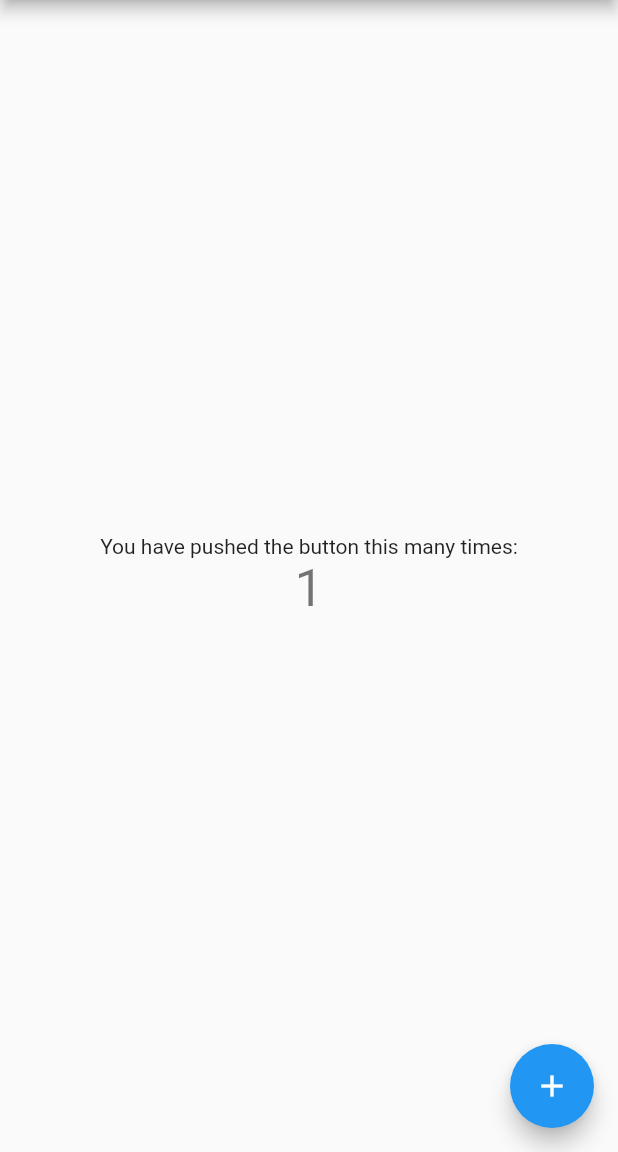
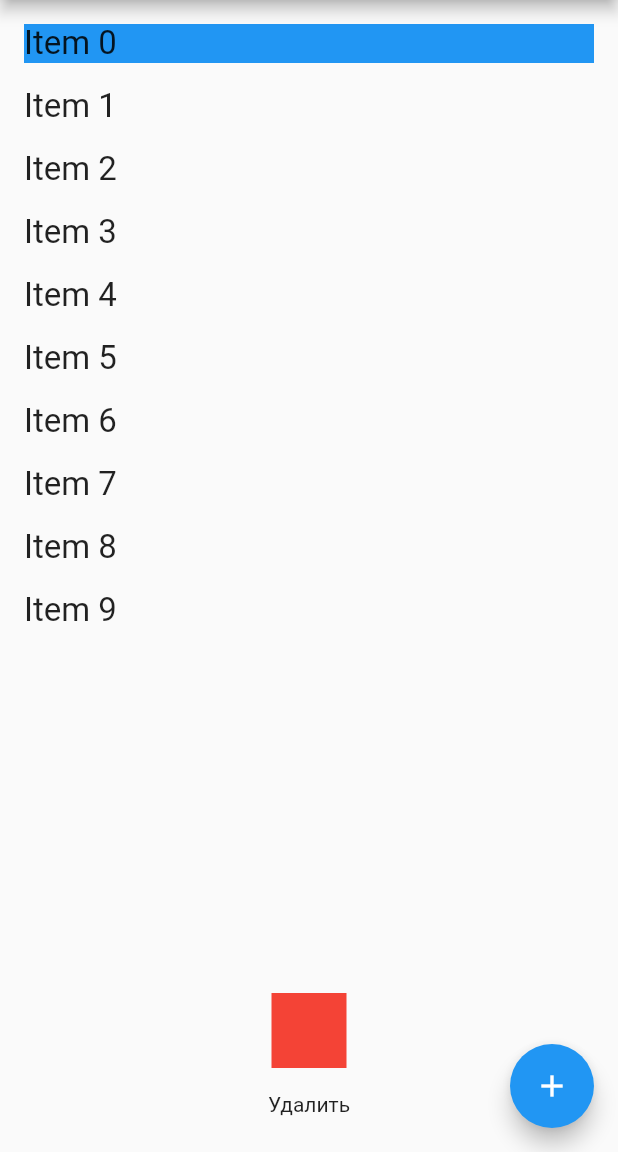
Before and after one commit to flankb/multiselect_scope, a Flutter app: the screen it shows after launch, after a tap on the "add" icon, on a phone screen of 412 x 824 dp, the part 84-1236 px from its top. Run offline on Flutter 3.47's test engine with Material 2 defaults, Android fonts, the phone set to English and light mode, and no system bars.

Commit message:
Try different approaches of multiselect

```diff
--- a/example/lib/main.dart
+++ b/example/lib/main.dart
@@ -1,4 +1,6 @@
 import 'package:flutter/material.dart';
+import 'package:multiselect_scope/multiselect.dart';
+import 'package:multiselect_scope/multiselect_scope.dart';
 
 void main() {
   runApp(MyApp());
@@ -51,6 +53,19 @@ class MyHomePage extends StatefulWidget {
 
 class _MyHomePageState extends State<MyHomePage> {
   int _counter = 0;
+  List<String> _items;
+  MultiselectController _multiselectController;
+
+  @override
+  void initState() {
+    super.initState();
+    _multiselectController = MultiselectController();
+    // _multiselectController.addListener(() {
+    //   debugPrint("Custom listener invoked!");
+    // });
+
+    _items = List.generate(10, (index) => "Item $index");
+  }
 
   void _incrementCounter() {
     setState(() {
@@ -65,6 +80,8 @@ class _MyHomePageState extends State<MyHomePage> {
 
   @override
   Widget build(BuildContext context) {
+    //ToggleButtons
+
     // This method is rerun every time setState is called, for instance as done
     // by the _incrementCounter method above.
     //
@@ -77,41 +94,116 @@ class _MyHomePageState extends State<MyHomePage> {
         // the App.build method, and use it to set our appbar title.
         title: Text(widget.title),
       ),
-      body: Center(
-        // Center is a layout widget. It takes a single child and positions it
-        // in the middle of the parent.
-        child: Column(
-          // Column is also a layout widget. It takes a list of children and
-          // arranges them vertically. By default, it sizes itself to fit its
-          // children horizontally, and tries to be as tall as its parent.
-          //
-          // Invoke "debug painting" (press "p" in the console, choose the
-          // "Toggle Debug Paint" action from the Flutter Inspector in Android
-          // Studio, or the "Toggle Debug Paint" command in Visual Studio Code)
-          // to see the wireframe for each widget.
-          //
-          // Column has various properties to control how it sizes itself and
-          // how it positions its children. Here we use mainAxisAlignment to
-          // center the children vertically; the main axis here is the vertical
-          // axis because Columns are vertical (the cross axis would be
-          // horizontal).
-          mainAxisAlignment: MainAxisAlignment.center,
-          children: <Widget>[
-            Text(
-              'You have pushed the button this many times:',
-            ),
-            Text(
-              '$_counter',
-              style: Theme.of(context).textTheme.headline4,
-            ),
-          ],
+      body: GreatMultiselect(
+        controller: _multiselectController,
+        onSelectionChanged: (indexes) {
+          debugPrint("Custom listener invoked! $indexes");
+        },
+        child: Padding(
+          padding: const EdgeInsets.all(8.0),
+          child: Column(
+            mainAxisAlignment: MainAxisAlignment.start,
+            children: <Widget>[
+              Expanded(
+                child: Builder(builder: (context) {
+                  return ListView.builder(
+                      itemCount: _items.length,
+                      itemBuilder: (context, index) {
+                        final controller = GreatMultiselect.of(
+                            context); //MultiselectScope.of(context);
+
+                        final itemIsSelected =
+                            controller.indexIsSelected(index);
+
+                        return InkWell(
+                          onTap: () {
+                            debugPrint("Item is selected: $itemIsSelected");
+
+                            if (itemIsSelected) {
+                              controller.unselectItem(index);
+                            } else {
+                              controller.select(index);
+                            }
+                          },
+                          child: Padding(
+                            padding: const EdgeInsets.all(8.0),
+                            child: Container(
+                              color: itemIsSelected
+                                  ? Theme.of(context).primaryColor
+                                  : null,
+                              child: Text(
+                                _items[index],
+                                style: TextStyle(fontSize: 22),
+                              ),
+                            ),
+                          ),
+                        );
+                      });
+                }),
+              ),
+              Rectangle(),
+              RawMaterialButton(
+                child: Text("Удалить"),
+                onPressed: () {
+                  setState(() {
+                    final itemsToRemove = _multiselectController.selectedIndexes
+                        .map((e) => _items[e])
+                        .toList();
+
+                    _multiselectController.detachSelection();
+
+                    _items = _items
+                        .where((element) => !itemsToRemove.contains(element))
+                        .toList();
+                  });
+                },
+              )
+            ],
+          ),
         ),
       ),
       floatingActionButton: FloatingActionButton(
-        onPressed: _incrementCounter,
+        onPressed: () {
+          _multiselectController.select(0);
+        },
         tooltip: 'Increment',
         child: Icon(Icons.add),
       ), // This trailing comma makes auto-formatting nicer for build methods.
     );
   }
 }
+
+class Rectangle extends StatelessWidget {
+  Rectangle({Key key /*, MultiselectController controller*/}) : super(key: key);
+
+  @override
+  Widget build(BuildContext context) {
+    debugPrint("build Rectangle");
+
+    return Container(
+      height: 50,
+      width: 50,
+      color: Colors.red,
+    );
+  }
+}
+
+class RectangleStateful extends StatefulWidget {
+  const RectangleStateful({Key key}) : super(key: key);
+
+  @override
+  _RectangleStatefulState createState() => _RectangleStatefulState();
+}
+
+class _RectangleStatefulState extends State<RectangleStateful> {
+  @override
+  Widget build(BuildContext context) {
+    debugPrint("build Rectangle stateful");
+
+    return Container(
+      height: 50,
+      width: 50,
+      color: Colors.red,
+    );
+  }
+}
--- a/example/pubspec.yaml
+++ b/example/pubspec.yaml
@@ -28,6 +28,8 @@ dependencies:
   # The following adds the Cupertino Icons font to your application.
   # Use with the CupertinoIcons class for iOS style icons.
   cupertino_icons: ^0.1.3
+  multiselect_scope:
+    path: ../
 
 dev_dependencies:
   flutter_test:
--- a/lib/multiselect_scope.dart
+++ b/lib/multiselect_scope.dart
@@ -2,22 +2,79 @@ library multiselect_scope;
 
 import 'package:flutter/cupertino.dart';
 
-/// A Calculator.
-class Calculator {
-  /// Returns [value] plus 1.
-  int addOne(int value) => value + 1;
-}
-
 class MultiselectController extends ChangeNotifier {
+  //TODO Инкапсулировать
   List<int> _selectedIndexes = [];
   List<int> get selectedIndexes => _selectedIndexes;
 
   select(int index) {
     if (!_selectedIndexes.contains(index)) {
+      //debugPrint("!_selectedIndexes.contains");
       _selectedIndexes.add(index);
+      notifyListeners();
     }
+  }
 
-    notifyListeners();
+  unselectItem(int index) {
+    if (_selectedIndexes.contains(index)) {
+      _selectedIndexes.remove(index);
+      notifyListeners();
+    }
+  }
+
+  detachSelection() {
+    if (selectedIndexes.any((element) => true)) {
+      selectedIndexes.clear();
+      notifyListeners();
+    }
+  }
+
+  bool indexIsSelected(int i) {
+    return _selectedIndexes.contains(i);
+  }
+}
+
+typedef SelectionChangedCallback = void Function(List<int> selectedIndexes);
+
+class GreatMultiselect extends StatefulWidget {
+  final Widget child;
+  final SelectionChangedCallback onSelectionChanged;
+  final MultiselectController controller;
+  GreatMultiselect(
+      {Key key, this.child, this.onSelectionChanged, this.controller})
+      : super(key: key);
+
+  @override
+  _GreatMultiselectState createState() => _GreatMultiselectState();
+
+  static MultiselectController of(BuildContext context) {
+    return context
+        .dependOnInheritedWidgetOfExactType<MultiselectScope>()
+        .controller;
+  }
+}
+
+class _GreatMultiselectState extends State<GreatMultiselect> {
+  @override
+  void initState() {
+    super.initState();
+
+    if (widget.onSelectionChanged != null) {
+      widget.controller.addListener(() {
+        widget.onSelectionChanged.call(widget.controller.selectedIndexes);
+      });
+    }
+  }
+
+  @override
+  void dispose() {
+    widget.controller.dispose();
+    super.dispose();
+  }
+
+  @override
+  Widget build(BuildContext context) {
+    return MultiselectScope(child: widget.child, controller: widget.controller);
   }
 }
 
```
Also changed, not shown: lib/multiselect.dart (added, +64 -0 lines), example/pubspec.lock.
